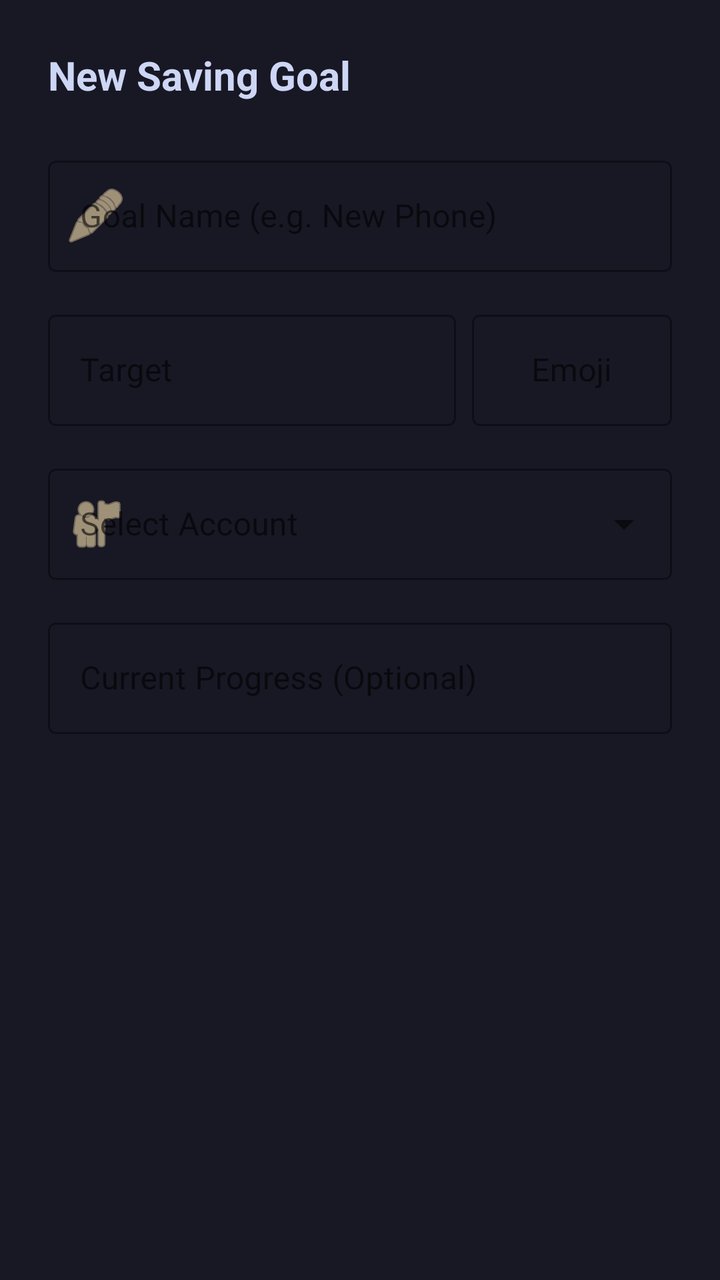
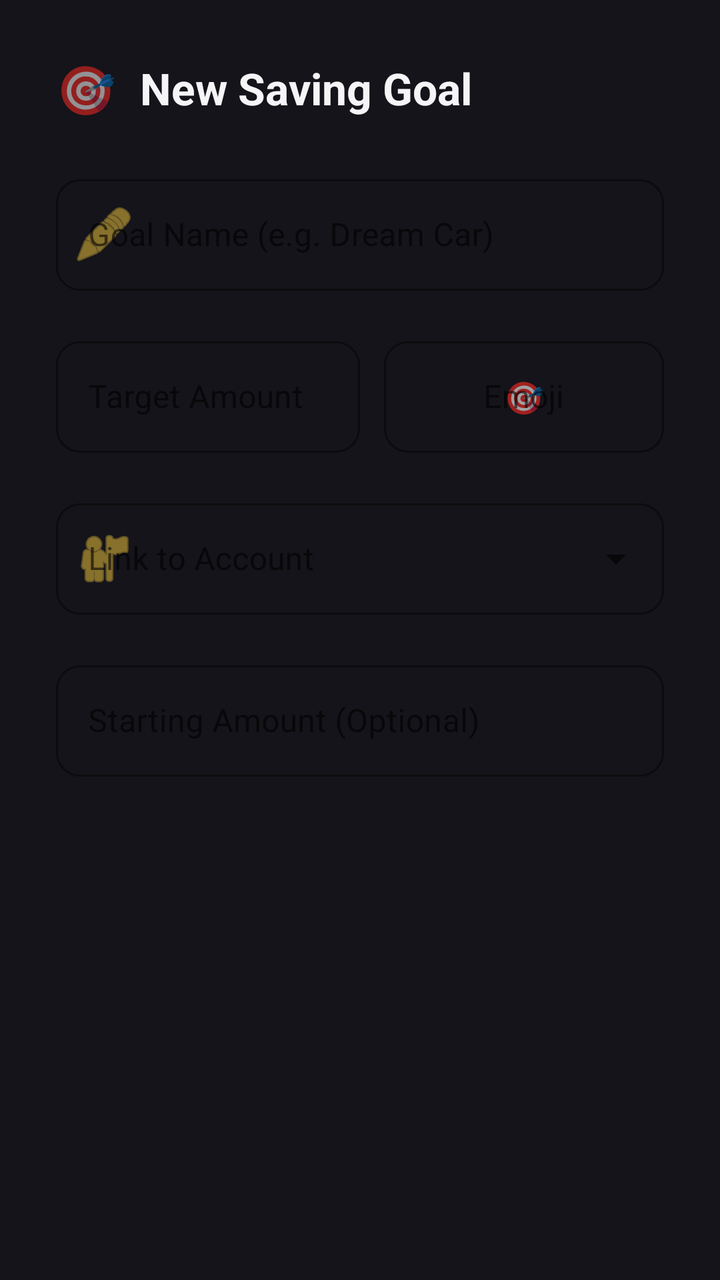

Two renders of the same Android screen: before a commit and after it. Below are the layout's source before the change and the commit's diff.
<!-- AndroidManifest.xml: application theme AppTheme -->
<!-- res/layout/dialog_add_saving.xml -->
<?xml version="1.0" encoding="utf-8"?>
<LinearLayout xmlns:android="http://schemas.android.com/apk/res/android"
    xmlns:app="http://schemas.android.com/apk/res-auto"
    android:layout_width="match_parent"
    android:layout_height="wrap_content"
    android:orientation="vertical"
    android:padding="24dp"
    android:background="@color/bg_card">

    <TextView
        android:id="@+id/tv_dialog_saving_title"
        android:layout_width="wrap_content"
        android:layout_height="wrap_content"
        android:text="New Saving Goal"
        android:textColor="@color/text_primary"
        android:textSize="20sp"
        android:textStyle="bold"
        android:layout_marginBottom="24dp"/>

    <com.google.android.material.textfield.TextInputLayout
        style="@style/Widget.MaterialComponents.TextInputLayout.OutlinedBox"
        android:layout_width="match_parent"
        android:layout_height="wrap_content"
        android:hint="Goal Name (e.g. New Phone)"
        app:boxStrokeColor="@color/accent_amber"
        app:hintTextColor="@color/accent_amber"
        app:startIconDrawable="@android:drawable/ic_menu_edit"
        app:startIconTint="@color/accent_amber">

        <com.google.android.material.textfield.TextInputEditText
            android:id="@+id/et_goal_name"
            android:layout_width="match_parent"
            android:layout_height="wrap_content"
            android:textColor="@color/text_primary"
            android:inputType="textCapWords" />
    </com.google.android.material.textfield.TextInputLayout>

    <LinearLayout
        android:layout_width="match_parent"
        android:layout_height="wrap_content"
        android:orientation="horizontal"
        android:layout_marginTop="16dp">

        <com.google.android.material.textfield.TextInputLayout
            style="@style/Widget.MaterialComponents.TextInputLayout.OutlinedBox"
            android:layout_width="0dp"
            android:layout_height="wrap_content"
            android:layout_weight="1"
            android:layout_marginEnd="8dp"
            android:hint="Target"
            app:boxStrokeColor="@color/accent_amber"
            app:hintTextColor="@color/accent_amber"
            app:prefixText="₹"
            app:prefixTextColor="@color/accent_amber">

            <com.google.android.material.textfield.TextInputEditText
                android:id="@+id/et_target_amount"
                android:layout_width="match_parent"
                android:layout_height="wrap_content"
                android:textColor="@color/text_primary"
                android:inputType="numberDecimal" />
        </com.google.android.material.textfield.TextInputLayout>

        <com.google.android.material.textfield.TextInputLayout
            style="@style/Widget.MaterialComponents.TextInputLayout.OutlinedBox"
            android:layout_width="100dp"
            android:layout_height="wrap_content"
            android:hint="Emoji"
            app:boxStrokeColor="@color/accent_amber"
            app:hintTextColor="@color/accent_amber">

            <com.google.android.material.textfield.TextInputEditText
                android:id="@+id/et_emoji"
                android:layout_width="match_parent"
                android:layout_height="wrap_content"
                android:textColor="@color/text_primary"
                android:gravity="center"
                android:inputType="text" />
        </com.google.android.material.textfield.TextInputLayout>
    </LinearLayout>

    <com.google.android.material.textfield.TextInputLayout
        android:id="@+id/til_saving_account"
        style="@style/Widget.MaterialComponents.TextInputLayout.OutlinedBox.ExposedDropdownMenu"
        android:layout_width="match_parent"
        android:layout_height="wrap_content"
        android:layout_marginTop="16dp"
        android:hint="Select Account"
        app:boxStrokeColor="@color/accent_amber"
        app:hintTextColor="@color/accent_amber"
        app:startIconDrawable="@android:drawable/ic_menu_myplaces"
        app:startIconTint="@color/accent_amber">

        <AutoCompleteTextView
            android:id="@+id/actv_saving_account"
            android:layout_width="match_parent"
            android:layout_height="wrap_content"
            android:inputType="none"
            android:textColor="@color/text_primary" />
    </com.google.android.material.textfield.TextInputLayout>

    <com.google.android.material.textfield.TextInputLayout
        style="@style/Widget.MaterialComponents.TextInputLayout.OutlinedBox"
        android:layout_width="match_parent"
        android:layout_height="wrap_content"
        android:layout_marginTop="16dp"
        android:hint="Current Progress (Optional)"
        app:boxStrokeColor="@color/accent_amber"
        app:hintTextColor="@color/accent_amber"
        app:prefixText="₹"
        app:prefixTextColor="@color/accent_amber">

        <com.google.android.material.textfield.TextInputEditText
            android:id="@+id/et_current_amount"
            android:layout_width="match_parent"
            android:layout_height="wrap_content"
            android:textColor="@color/text_primary"
            android:inputType="numberDecimal" />
    </com.google.android.material.textfield.TextInputLayout>

</LinearLayout>
<!-- resources referenced by this layout -->
<resources>
  <color name="accent_amber">#f9e2af</color>
  <color name="bg_card">#181825</color>
  <color name="text_primary">#cdd6f4</color>
  <style name="AppTheme" parent="Theme.MaterialComponents.DayNight.NoActionBar">
          <item name="colorPrimary">@color/accent_amber</item>
          <item name="colorPrimaryVariant">@color/accent_gold</item>
          <item name="colorOnPrimary">@color/bg_dark</item>
          <item name="android:windowBackground">@color/bg_dark</item>
          <item name="android:navigationBarColor">@color/bg_dark</item>
          <item name="android:statusBarColor">@color/bg_dark</item>
          <item name="materialAlertDialogTheme">@style/AppTheme.AlertDialog</item>
      </style>
  <color name="accent_gold">#dfaf8f</color>
  <color name="bg_dark">#1e1e2e</color>
  <style name="AppTheme.AlertDialog" parent="ThemeOverlay.MaterialComponents.MaterialAlertDialog">
          <item name="shapeAppearanceMediumComponent">@style/ShapeAppearance.App.MediumComponent</item>
          <item name="colorSurface">@color/bg_card</item>
          <item name="colorOnSurface">@color/text_primary</item>
          <item name="buttonBarPositiveButtonStyle">@style/Widget.App.Button.TextButton</item>
          <item name="buttonBarNegativeButtonStyle">@style/Widget.App.Button.TextButton</item>
          <item name="buttonBarNeutralButtonStyle">@style/Widget.App.Button.TextButton</item>
      </style>
  <style name="ShapeAppearance.App.MediumComponent" parent="ShapeAppearance.MaterialComponents.MediumComponent">
          <item name="cornerFamily">rounded</item>
          <item name="cornerSize">24dp</item>
      </style>
  <style name="Widget.App.Button.TextButton" parent="Widget.MaterialComponents.Button.TextButton">
          <item name="android:textColor">@color/accent_amber</item>
          <item name="rippleColor">@color/accent_gold</item>
      </style>
</resources>

<!-- the commit's change to res/layout/dialog_add_saving.xml (unified diff, before → after) -->
@@ -4,28 +4,46 @@
     android:layout_width="match_parent"
     android:layout_height="wrap_content"
     android:orientation="vertical"
-    android:padding="24dp"
+    android:padding="28dp"
     android:background="@color/bg_card">
 
-    <TextView
-        android:id="@+id/tv_dialog_saving_title"
-        android:layout_width="wrap_content"
+    <LinearLayout
+        android:layout_width="match_parent"
         android:layout_height="wrap_content"
-        android:text="New Saving Goal"
-        android:textColor="@color/text_primary"
-        android:textSize="20sp"
-        android:textStyle="bold"
-        android:layout_marginBottom="24dp"/>
+        android:orientation="horizontal"
+        android:gravity="center_vertical"
+        android:layout_marginBottom="24dp">
+
+        <TextView
+            android:layout_width="wrap_content"
+            android:layout_height="wrap_content"
+            android:text="🎯"
+            android:textSize="24sp"
+            android:layout_marginEnd="12dp" />
+
+        <TextView
+            android:id="@+id/tv_dialog_saving_title"
+            android:layout_width="wrap_content"
+            android:layout_height="wrap_content"
+            android:text="New Saving Goal"
+            android:textColor="@color/text_primary"
+            android:textSize="22sp"
+            android:textStyle="bold" />
+    </LinearLayout>
 
     <com.google.android.material.textfield.TextInputLayout
         style="@style/Widget.MaterialComponents.TextInputLayout.OutlinedBox"
         android:layout_width="match_parent"
         android:layout_height="wrap_content"
-        android:hint="Goal Name (e.g. New Phone)"
+        android:hint="Goal Name (e.g. Dream Car)"
         app:boxStrokeColor="@color/accent_amber"
         app:hintTextColor="@color/accent_amber"
         app:startIconDrawable="@android:drawable/ic_menu_edit"
-        app:startIconTint="@color/accent_amber">
+        app:startIconTint="@color/accent_amber"
+        app:boxCornerRadiusTopStart="12dp"
+        app:boxCornerRadiusTopEnd="12dp"
+        app:boxCornerRadiusBottomStart="12dp"
+        app:boxCornerRadiusBottomEnd="12dp">
 
         <com.google.android.material.textfield.TextInputEditText
             android:id="@+id/et_goal_name"
@@ -39,19 +57,23 @@
         android:layout_width="match_parent"
         android:layout_height="wrap_content"
         android:orientation="horizontal"
-        android:layout_marginTop="16dp">
+        android:layout_marginTop="20dp">
 
         <com.google.android.material.textfield.TextInputLayout
             style="@style/Widget.MaterialComponents.TextInputLayout.OutlinedBox"
             android:layout_width="0dp"
             android:layout_height="wrap_content"
             android:layout_weight="1"
-            android:layout_marginEnd="8dp"
-            android:hint="Target"
+            android:layout_marginEnd="12dp"
+            android:hint="Target Amount"
             app:boxStrokeColor="@color/accent_amber"
             app:hintTextColor="@color/accent_amber"
             app:prefixText="₹"
-            app:prefixTextColor="@color/accent_amber">
+            app:prefixTextColor="@color/accent_amber"
+            app:boxCornerRadiusTopStart="12dp"
+            app:boxCornerRadiusTopEnd="12dp"
+            app:boxCornerRadiusBottomStart="12dp"
+            app:boxCornerRadiusBottomEnd="12dp">
 
             <com.google.android.material.textfield.TextInputEditText
                 android:id="@+id/et_target_amount"
@@ -63,11 +85,15 @@
 
         <com.google.android.material.textfield.TextInputLayout
             style="@style/Widget.MaterialComponents.TextInputLayout.OutlinedBox"
-            android:layout_width="100dp"
+            android:layout_width="140dp"
             android:layout_height="wrap_content"
             android:hint="Emoji"
             app:boxStrokeColor="@color/accent_amber"
-            app:hintTextColor="@color/accent_amber">
+            app:hintTextColor="@color/accent_amber"
+            app:boxCornerRadiusTopStart="12dp"
+            app:boxCornerRadiusTopEnd="12dp"
+            app:boxCornerRadiusBottomStart="12dp"
+            app:boxCornerRadiusBottomEnd="12dp">
 
             <com.google.android.material.textfield.TextInputEditText
                 android:id="@+id/et_emoji"
@@ -75,6 +101,7 @@
                 android:layout_height="wrap_content"
                 android:textColor="@color/text_primary"
                 android:gravity="center"
+                android:hint="🎯"
                 android:inputType="text" />
         </com.google.android.material.textfield.TextInputLayout>
     </LinearLayout>
@@ -84,12 +111,16 @@
         style="@style/Widget.MaterialComponents.TextInputLayout.OutlinedBox.ExposedDropdownMenu"
         android:layout_width="match_parent"
         android:layout_height="wrap_content"
-        android:layout_marginTop="16dp"
-        android:hint="Select Account"
+        android:layout_marginTop="20dp"
+        android:hint="Link to Account"
         app:boxStrokeColor="@color/accent_amber"
         app:hintTextColor="@color/accent_amber"
         app:startIconDrawable="@android:drawable/ic_menu_myplaces"
-        app:startIconTint="@color/accent_amber">
+        app:startIconTint="@color/accent_amber"
+        app:boxCornerRadiusTopStart="12dp"
+        app:boxCornerRadiusTopEnd="12dp"
+        app:boxCornerRadiusBottomStart="12dp"
+        app:boxCornerRadiusBottomEnd="12dp">
 
         <AutoCompleteTextView
             android:id="@+id/actv_saving_account"
@@ -103,12 +134,16 @@
         style="@style/Widget.MaterialComponents.TextInputLayout.OutlinedBox"
         android:layout_width="match_parent"
         android:layout_height="wrap_content"
-        android:layout_marginTop="16dp"
-        android:hint="Current Progress (Optional)"
+        android:layout_marginTop="20dp"
+        android:hint="Starting Amount (Optional)"
         app:boxStrokeColor="@color/accent_amber"
         app:hintTextColor="@color/accent_amber"
         app:prefixText="₹"
-        app:prefixTextColor="@color/accent_amber">
+        app:prefixTextColor="@color/accent_amber"
+        app:boxCornerRadiusTopStart="12dp"
+        app:boxCornerRadiusTopEnd="12dp"
+        app:boxCornerRadiusBottomStart="12dp"
+        app:boxCornerRadiusBottomEnd="12dp">
 
         <com.google.android.material.textfield.TextInputEditText
             android:id="@+id/et_current_amount"
<!-- resource entries referenced after the edit -->
@@ -1,8 +1,8 @@
 <!-- resources referenced by this layout -->
 <resources>
-  <color name="accent_amber">#f9e2af</color>
-  <color name="bg_card">#181825</color>
-  <color name="text_primary">#cdd6f4</color>
+  <color name="accent_amber">#D4AF37</color>
+  <color name="bg_card">#14141A</color>
+  <color name="text_primary">#F5F5F7</color>
   <style name="AppTheme" parent="Theme.MaterialComponents.DayNight.NoActionBar">
           <item name="colorPrimary">@color/accent_amber</item>
           <item name="colorPrimaryVariant">@color/accent_gold</item>
@@ -12,8 +12,8 @@
           <item name="android:statusBarColor">@color/bg_dark</item>
           <item name="materialAlertDialogTheme">@style/AppTheme.AlertDialog</item>
       </style>
-  <color name="accent_gold">#dfaf8f</color>
-  <color name="bg_dark">#1e1e2e</color>
+  <color name="accent_gold">#C5A059</color>
+  <color name="bg_dark">#0B0B0F</color>
   <style name="AppTheme.AlertDialog" parent="ThemeOverlay.MaterialComponents.MaterialAlertDialog">
           <item name="shapeAppearanceMediumComponent">@style/ShapeAppearance.App.MediumComponent</item>
           <item name="colorSurface">@color/bg_card</item>
